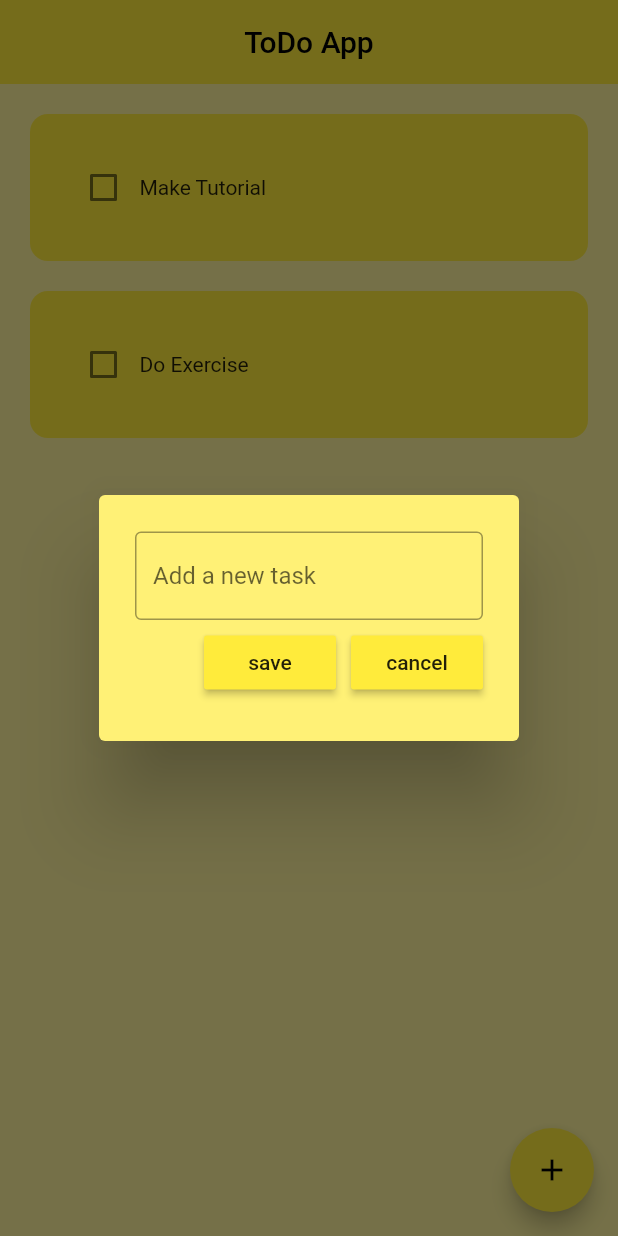
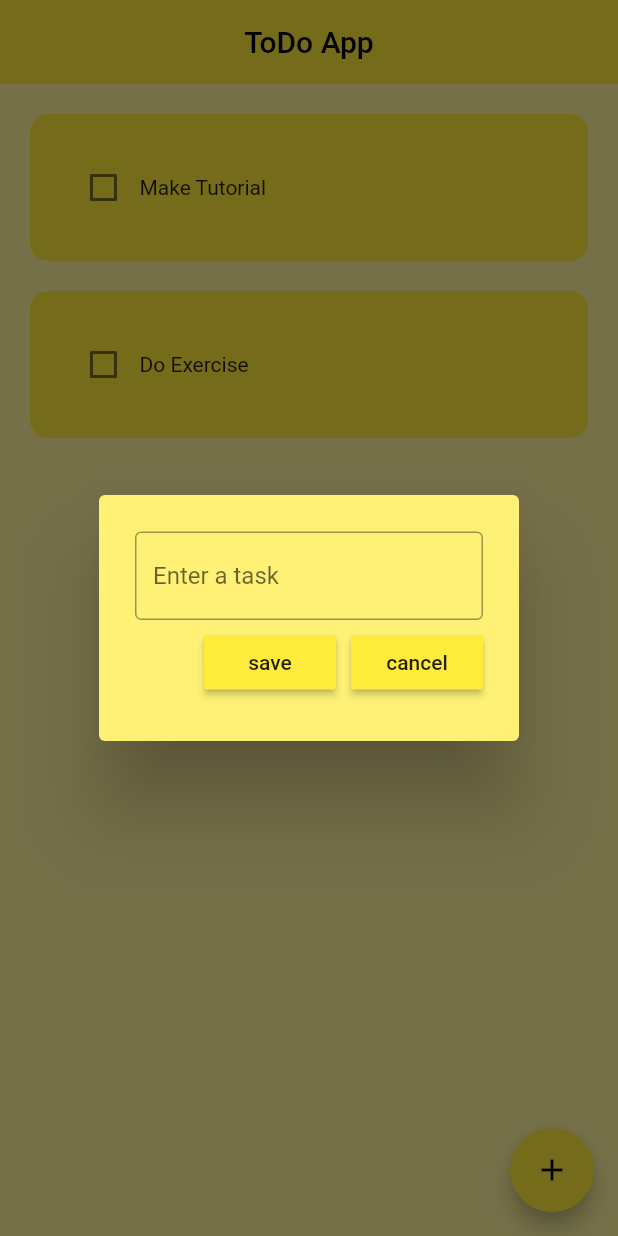
Before and after one commit to asifur007/simple_todo_app, a Flutter app: the screen it shows after launch, after a tap on the "add" icon, on a phone screen of 412 x 824 dp. Run offline on Flutter 3.47's test engine with Material 2 defaults, Android fonts, the phone set to English and light mode, and no system bars; drawn by our look-alikes of flutter_slidable.

Commit message:
Edit feature added

```diff
--- a/lib/utils/dialog_box.dart
+++ b/lib/utils/dialog_box.dart
@@ -4,6 +4,7 @@ import 'my_button.dart';
 
 class DialogBox extends StatelessWidget {
   final controller;
+  final String hintText;
   VoidCallback onSave;
   VoidCallback onCancel;
 
@@ -12,6 +13,7 @@ class DialogBox extends StatelessWidget {
     required this.controller,
     required this.onSave,
     required this.onCancel,
+    required this.hintText,
   });
 
   @override
@@ -28,7 +30,7 @@ class DialogBox extends StatelessWidget {
               controller: controller,
               decoration: InputDecoration(
                 border: OutlineInputBorder(),
-                hintText: 'Add a new task',
+                hintText: hintText,
               ),
             ),
             //buttons --> Save & Cancel
--- a/lib/utils/todo_tile.dart
+++ b/lib/utils/todo_tile.dart
@@ -6,6 +6,7 @@ class ToDoTile extends StatelessWidget {
   final bool taskCompleted;
   Function(bool?)? onChanged;
   Function(BuildContext?)? deleteFunction;
+  Function(BuildContext?)? editFunction;
 
   ToDoTile({
     super.key,
@@ -13,6 +14,7 @@ class ToDoTile extends StatelessWidget {
     required this.taskCompleted,
     required this.onChanged,
     required this.deleteFunction,
+    required this.editFunction,
   });
 
   @override
@@ -23,6 +25,14 @@ class ToDoTile extends StatelessWidget {
         endActionPane: ActionPane(
           motion: StretchMotion(),
           children: [
+            // edit option
+            SlidableAction(
+              onPressed: editFunction,
+              icon: Icons.edit_outlined,
+              backgroundColor: Colors.black45,
+              borderRadius: BorderRadius.circular(12),
+            ),
+            //delete option
             SlidableAction(
               onPressed: deleteFunction,
               icon: Icons.delete,
```
Also changed, not shown: lib/pages/home_page.dart (+26 -2 lines).
